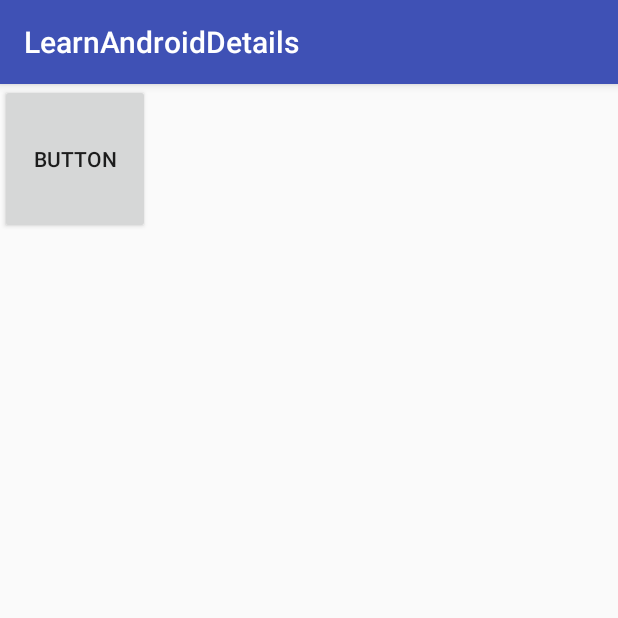
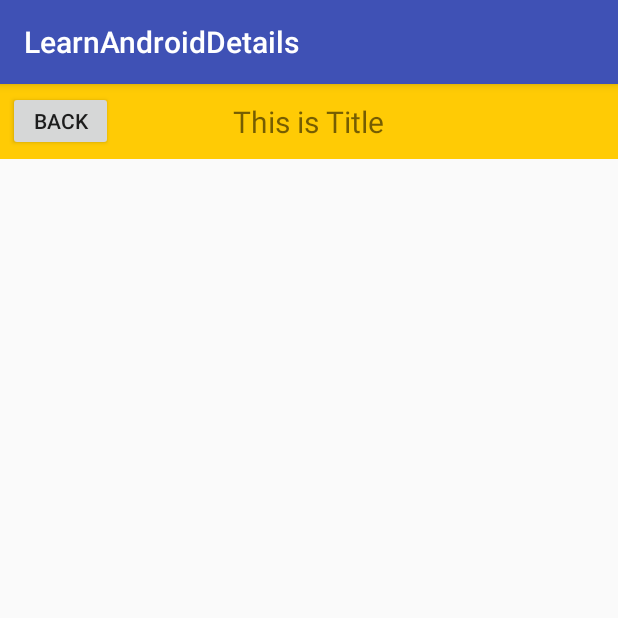
Before and after one commit to cuikangyuan/LearnAndroidDetails, an Android app: the screen it shows after launch (TestLayoutActivity), on a phone screen of 412 x 824 dp, the top half of it. Run offline under Robolectric (Android 15) with nearby library versions, the phone set to English and light mode, and no system bars.

Commit message:
增加 自绘控件 组合控件学习笔记

```diff
--- /dev/null
+++ b/app/src/main/java/com/cky/learnandroiddetails/TitleView.java
@@ -0,0 +1,48 @@
+package com.cky.learnandroiddetails;
+
+import android.app.Activity;
+import android.content.Context;
+import android.util.AttributeSet;
+import android.view.LayoutInflater;
+import android.view.View;
+import android.widget.Button;
+import android.widget.FrameLayout;
+import android.widget.TextView;
+
+/**
+ * Created by cuikangyuan on 16/7/5.
+ *
+ * 组合控件
+ */
+public class TitleView extends FrameLayout {
+
+    private Button leftButton;
+
+    private TextView titleText;
+
+    public TitleView(Context context, AttributeSet attrs) {
+        super(context, attrs);
+        LayoutInflater.from(context).inflate(R.layout.title, this);
+        titleText = (TextView) findViewById(R.id.title_text);
+        leftButton = (Button) findViewById(R.id.button_left);
+        leftButton.setOnClickListener(new OnClickListener() {
+            @Override
+            public void onClick(View v) {
+                ((Activity)getContext()).finish();
+            }
+        });
+    }
+
+
+    public void setTitleText(String text) {
+        titleText.setText(text);
+    }
+
+    public void setLeftButtonText(String text) {
+        leftButton.setText(text);
+    }
+
+    public void setLeftButtonClickListener(OnClickListener listener) {
+        leftButton.setOnClickListener(listener);
+    }
+}
--- a/app/src/main/res/layout/activity_main2.xml
+++ b/app/src/main/res/layout/activity_main2.xml
@@ -1,8 +1,20 @@
 <?xml version="1.0" encoding="utf-8"?>
-<LinearLayout xmlns:android="http://schemas.android.com/apk/res/android"
+<RelativeLayout xmlns:android="http://schemas.android.com/apk/res/android"
     android:id="@+id/main_layout"
-    android:orientation="vertical"
     android:layout_width="match_parent"
     android:layout_height="match_parent">
 
-</LinearLayout>
+    <!--
+    <com.cky.learnandroiddetails.CounterView
+        android:layout_width="100dp"
+        android:layout_height="100dp"
+        android:layout_centerInParent="true"/>
+     -->
+
+    <com.cky.learnandroiddetails.TitleView
+        android:id="@+id/title_view"
+        android:layout_width="match_parent"
+        android:layout_height="wrap_content">
+
+    </com.cky.learnandroiddetails.TitleView>
+</RelativeLayout>
--- /dev/null
+++ b/app/src/main/res/layout/title.xml
@@ -0,0 +1,24 @@
+<?xml version="1.0" encoding="utf-8"?>
+<RelativeLayout
+    xmlns:android="http://schemas.android.com/apk/res/android"
+    android:orientation="vertical"
+    android:layout_width="match_parent"
+    android:background="#ffcb05"
+    android:layout_height="50dp">
+
+    <Button
+        android:id="@+id/button_left"
+        android:layout_width="70dp"
+        android:layout_height="40dp"
+        android:layout_centerVertical="true"
+        android:layout_marginLeft="5dp"
+        android:text="Back"/>
+
+    <TextView
+        android:id="@+id/title_text"
+        android:layout_width="wrap_content"
+        android:layout_height="wrap_content"
+        android:layout_centerInParent="true"
+        android:text="This is Title"
+        android:textSize="20sp"/>
+</RelativeLayout>
```
Also changed, not shown: app/src/main/java/com/cky/learnandroiddetails/CounterView.java (added, +49 -0 lines), app/src/main/java/com/cky/learnandroiddetails/TestLayoutActivity.java (+3 -4 lines).
